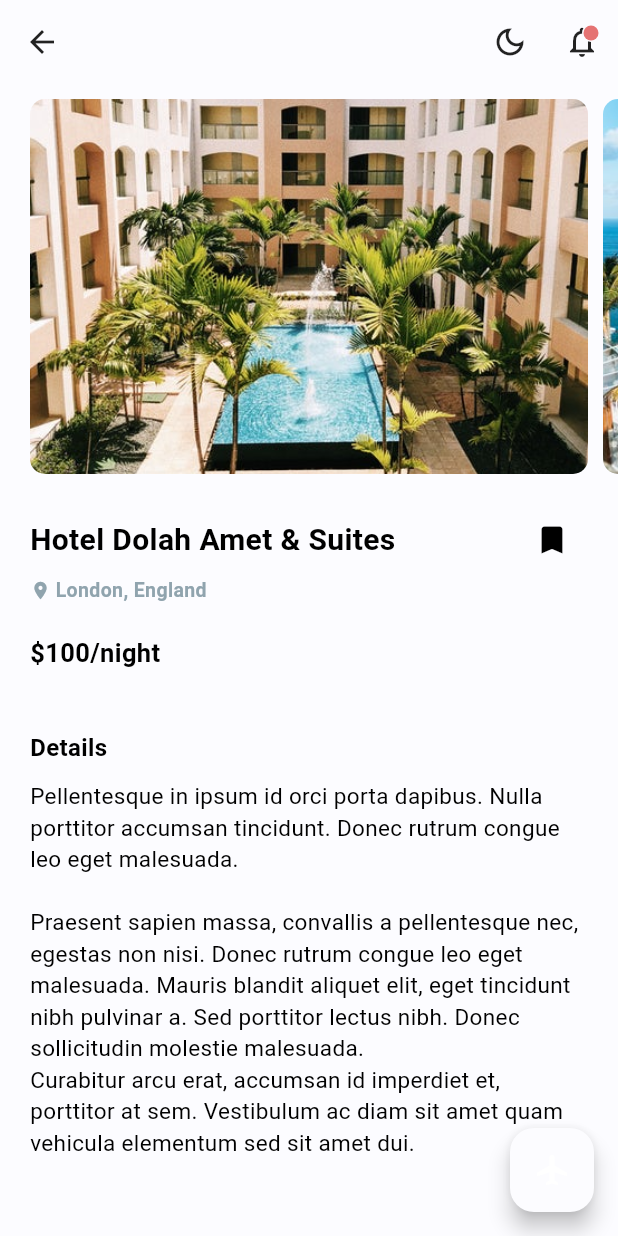
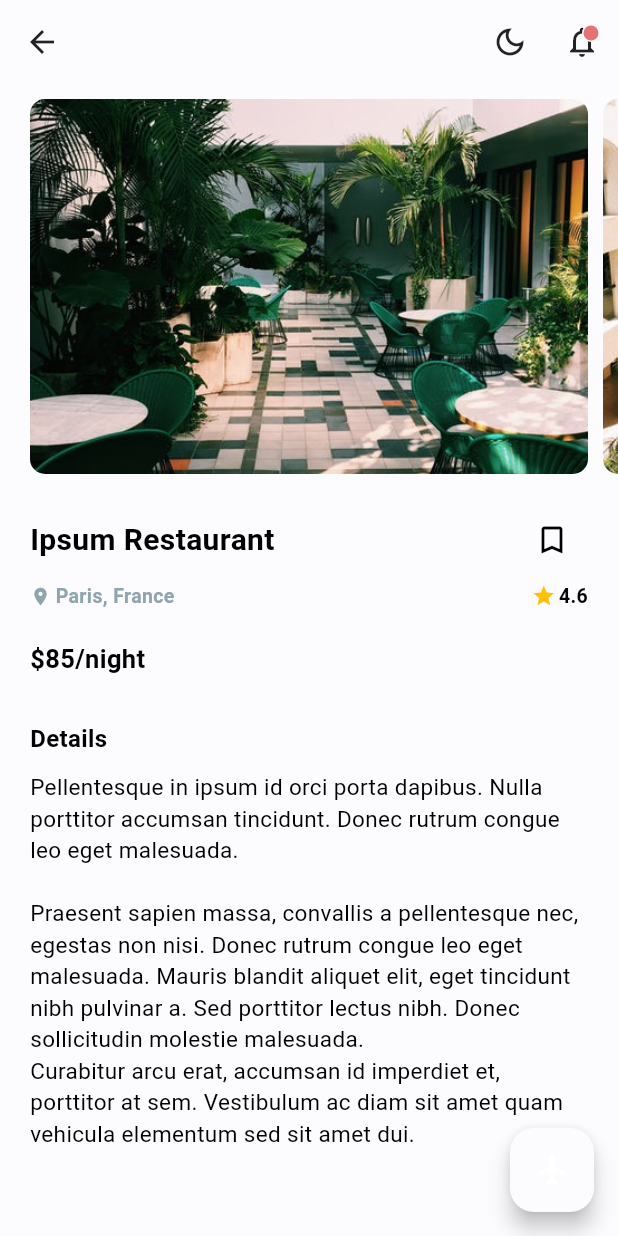
Before and after one commit to Noufel-sf/Flutter_Travel_app, a Flutter app: the screen it shows after launch, after a tap on "Ipsum Restaurant", on a phone screen of 412 x 824 dp. Run offline on Flutter 3.47's test engine with Material 3 defaults, Android fonts, the phone set to English and light mode, and no system bars.

Commit message:
adding dynamique real place details and smouth place page transition

```diff
--- /dev/null
+++ b/lib/models/place.dart
@@ -0,0 +1,76 @@
+class Place {
+  final String id;
+  final String name;
+  final String img;
+  final List<String> images;
+  final String price;
+  final String location;
+  final double rating;
+  final String details;
+
+  const Place({
+    required this.id,
+    required this.name,
+    required this.img,
+    this.images = const [],
+    required this.price,
+    required this.location,
+    this.rating = 4.5,
+    required this.details,
+  });
+
+  /// Factory constructor to deserialize from Map/JSON
+  factory Place.fromJson(Map<String, dynamic> json) {
+    return Place(
+      id: json['id'] as String? ??
+          DateTime.now().millisecondsSinceEpoch.toString(),
+      name: json['name'] as String? ?? '',
+      img: json['img'] as String? ?? '',
+      images: (json['images'] as List<dynamic>?)
+              ?.map((e) => e as String)
+              .toList() ??
+          (json['img'] != null ? [json['img'] as String] : const []),
+      price: json['price'] as String? ?? r'$0/night',
+      location: json['location'] as String? ?? '',
+      rating: (json['rating'] as num?)?.toDouble() ?? 4.5,
+      details: json['details'] as String? ?? '',
+    );
+  }
+
+  /// Serialize to Map/JSON
+  Map<String, dynamic> toJson() {
+    return {
+      'id': id,
+      'name': name,
+      'img': img,
+      'images': images,
+      'price': price,
+      'location': location,
+      'rating': rating,
+      'details': details,
+    };
+  }
+
+  /// CopyWith helper for immutability
+  Place copyWith({
+    String? id,
+    String? name,
+    String? img,
+    List<String>? images,
+    String? price,
+    String? location,
+    double? rating,
+    String? details,
+  }) {
+    return Place(
+      id: id ?? this.id,
+      name: name ?? this.name,
+      img: img ?? this.img,
+      images: images ?? this.images,
+      price: price ?? this.price,
+      location: location ?? this.location,
+      rating: rating ?? this.rating,
+      details: details ?? this.details,
+    );
+  }
+}
--- a/lib/screens/details.dart
+++ b/lib/screens/details.dart
@@ -1,19 +1,34 @@
 import 'package:flutter/material.dart';
+import 'package:flutter_travel_concept/models/place.dart';
 import 'package:flutter_travel_concept/util/const.dart';
-import 'package:flutter_travel_concept/util/places.dart';
 import 'package:flutter_travel_concept/widgets/icon_badge.dart';
 
-class Details extends StatelessWidget {
-  const Details({super.key});
+class Details extends StatefulWidget {
+  final Place place;
+  final String? heroTag;
+
+  const Details({
+    super.key,
+    required this.place,
+    this.heroTag,
+  });
+
+  @override
+  State<Details> createState() => _DetailsState();
+}
+
+class _DetailsState extends State<Details> {
+  bool _isBookmarked = false;
 
   @override
   Widget build(BuildContext context) {
+    final place = widget.place;
+    final images = place.images.isNotEmpty ? place.images : [place.img];
+
     return Scaffold(
       appBar: AppBar(
         leading: IconButton(
-          icon: const Icon(
-            Icons.arrow_back,
-          ),
+          icon: const Icon(Icons.arrow_back),
           onPressed: () => Navigator.pop(context),
         ),
         actions: <Widget>[
@@ -44,7 +59,7 @@ class Details extends StatelessWidget {
       body: ListView(
         children: <Widget>[
           const SizedBox(height: 10.0),
-          buildSlider(),
+          buildSlider(images),
           const SizedBox(height: 20),
           ListView(
             padding: const EdgeInsets.symmetric(horizontal: 20),
@@ -55,10 +70,9 @@ class Details extends StatelessWidget {
               Row(
                 mainAxisAlignment: MainAxisAlignment.spaceBetween,
                 children: <Widget>[
-                  Container(
-                    alignment: Alignment.centerLeft,
+                  Expanded(
                     child: Text(
-                      "${places[0]["name"]}",
+                      place.name,
                       style: const TextStyle(
                         fontWeight: FontWeight.w700,
                         fontSize: 20,
@@ -68,13 +82,30 @@ class Details extends StatelessWidget {
                     ),
                   ),
                   IconButton(
-                    icon: const Icon(
-                      Icons.bookmark,
+                    icon: Icon(
+                      _isBookmarked ? Icons.bookmark : Icons.bookmark_border,
+                      color: _isBookmarked ? Colors.amber[800] : null,
                     ),
-                    onPressed: () {},
+                    onPressed: () {
+                      setState(() {
+                        _isBookmarked = !_isBookmarked;
+                      });
+                      ScaffoldMessenger.of(context).hideCurrentSnackBar();
+                      ScaffoldMessenger.of(context).showSnackBar(
+                        SnackBar(
+                          duration: const Duration(seconds: 1),
+                          content: Text(
+                            _isBookmarked
+                                ? "${place.name} saved to bookmarks!"
+                                : "${place.name} removed from bookmarks.",
+                          ),
+                        ),
+                      );
+                    },
                   ),
                 ],
               ),
+              const SizedBox(height: 4),
               Row(
                 children: <Widget>[
                   Icon(
@@ -83,10 +114,9 @@ class Details extends StatelessWidget {
                     color: Colors.blueGrey[300],
                   ),
                   const SizedBox(width: 3),
-                  Container(
-                    alignment: Alignment.centerLeft,
+                  Expanded(
                     child: Text(
-                      "${places[0]["location"]}",
+                      place.location,
                       style: TextStyle(
                         fontWeight: FontWeight.bold,
                         fontSize: 13,
@@ -96,13 +126,26 @@ class Details extends StatelessWidget {
                       textAlign: TextAlign.left,
                     ),
                   ),
+                  Row(
+                    children: [
+                      const Icon(Icons.star, color: Colors.amber, size: 16),
+                      const SizedBox(width: 2),
+                      Text(
+                        "${place.rating}",
+                        style: const TextStyle(
+                          fontWeight: FontWeight.bold,
+                          fontSize: 13,
+                        ),
+                      ),
+                    ],
+                  ),
                 ],
               ),
               const SizedBox(height: 20),
               Container(
                 alignment: Alignment.centerLeft,
                 child: Text(
-                  "${places[0]["price"]}",
+                  place.price,
                   style: const TextStyle(
                     fontWeight: FontWeight.bold,
                     fontSize: 17,
@@ -111,7 +154,7 @@ class Details extends StatelessWidget {
                   textAlign: TextAlign.left,
                 ),
               ),
-              const SizedBox(height: 40),
+              const SizedBox(height: 30),
               Container(
                 alignment: Alignment.centerLeft,
                 child: const Text(
@@ -128,7 +171,7 @@ class Details extends StatelessWidget {
               Container(
                 alignment: Alignment.centerLeft,
                 child: Text(
-                  "${places[0]["details"]}",
+                  place.details,
                   style: const TextStyle(
                     fontWeight: FontWeight.normal,
                     fontSize: 15.0,
@@ -136,42 +179,21 @@ class Details extends StatelessWidget {
                   textAlign: TextAlign.left,
                 ),
               ),
-              const SizedBox(height: 10.0),
+              const SizedBox(height: 20.0),
             ],
           ),
         ],
       ),
       floatingActionButton: FloatingActionButton(
-        child: const Icon(
-          Icons.airplanemode_active,
-        ),
-        onPressed: () {},
-      ),
-    );
-  }
-
-  Widget buildSlider() {
-    return SizedBox(
-      height: 250.0,
-      child: ListView.builder(
-        padding: const EdgeInsets.only(left: 20),
-        scrollDirection: Axis.horizontal,
-        primary: false,
-        itemCount: places.length,
-        itemBuilder: (BuildContext context, int index) {
-          Map place = places[index];
-
-          return Padding(
-            padding: const EdgeInsets.only(right: 10.0),
-            child: ClipRRect(
-              borderRadius: BorderRadius.circular(10.0),
-              child: Builder(
-                builder: (context) => Image.asset(
-                  "${place["img"]}",
-                  height: 250.0,
-                  width: MediaQuery.of(context).size.width - 40.0,
-                  fit: BoxFit.cover,
-                ),
+        tooltip: "Book Trip",
+        child: const Icon(Icons.airplanemode_active),
+        onPressed: () {
+          ScaffoldMessenger.of(context).showSnackBar(
+            SnackBar(
+              content: Text("Booking started for ${place.name}!"),
+              action: SnackBarAction(
+                label: "CONFIRM",
+                onPressed: () {},
               ),
             ),
           );
@@ -179,4 +201,40 @@ class Details extends StatelessWidget {
       ),
     );
   }
+
+  Widget buildSlider(List<String> images) {
+    return SizedBox(
+      height: 250.0,
+      child: ListView.builder(
+        padding: const EdgeInsets.only(left: 20),
+        scrollDirection: Axis.horizontal,
+        primary: false,
+        itemCount: images.length,
+        itemBuilder: (BuildContext context, int index) {
+          final imgPath = images[index];
+          Widget imgWidget = Image.asset(
+            imgPath,
+            height: 250.0,
+            width: MediaQuery.of(context).size.width - 40.0,
+            fit: BoxFit.cover,
+          );
+
+          if (index == 0 && widget.heroTag != null) {
+            imgWidget = Hero(
+              tag: widget.heroTag!,
+              child: imgWidget,
+            );
+          }
+
+          return Padding(
+            padding: const EdgeInsets.only(right: 10.0),
+            child: ClipRRect(
+              borderRadius: BorderRadius.circular(10.0),
+              child: imgWidget,
+            ),
+          );
+        },
+      ),
+    );
+  }
 }
--- a/lib/screens/home.dart
+++ b/lib/screens/home.dart
@@ -71,7 +71,7 @@ class Home extends StatelessWidget {
         primary: false,
         itemCount: places.length,
         itemBuilder: (BuildContext context, int index) {
-          Map place = places.reversed.toList()[index];
+          final place = places.reversed.toList()[index];
           return HorizontalPlaceItem(place: place);
         },
       ),
@@ -87,7 +87,7 @@ class Home extends StatelessWidget {
         shrinkWrap: true,
         itemCount: places.length,
         itemBuilder: (BuildContext context, int index) {
-          Map place = places[index];
+          final place = places[index];
           return VerticalPlaceItem(place: place);
         },
       ),
--- a/lib/util/places.dart
+++ b/lib/util/places.dart
@@ -1,10 +1,15 @@
-List<Map<String, String>> places = [
-  {
-    "name": "Hotel Dolah Amet & Suites",
-    "img": "assets/1.jpeg",
-    "price": r"$100/night",
-    "location": "London, England",
-    "details": "Pellentesque in ipsum id orci porta dapibus. "
+import 'package:flutter_travel_concept/models/place.dart';
+
+final List<Place> places = [
+  const Place(
+    id: "1",
+    name: "Hotel Dolah Amet & Suites",
+    img: "assets/1.jpeg",
+    images: ["assets/1.jpeg", "assets/2.jpeg", "assets/3.jpeg"],
+    price: r"$100/night",
+    location: "London, England",
+    rating: 4.8,
+    details: "Pellentesque in ipsum id orci porta dapibus. "
         "Nulla porttitor accumsan tincidunt. Donec rutrum "
         "congue leo eget malesuada. "
         "\n\nPraesent sapien massa, convallis a pellentesque "
@@ -13,13 +18,16 @@ List<Map<String, String>> places = [
         "Sed porttitor lectus nibh. Donec sollicitudin molestie malesuada. "
         "\nCurabitur arcu erat, accumsan id imperdiet et, porttitor at sem. "
         "Vestibulum ac diam sit amet quam vehicula elementum sed sit amet dui.",
-  },
-  {
-    "name": "Beach Mauris Blandit",
-    "img": "assets/2.jpeg",
-    "price": r"$100/night",
-    "location": "Lisbon, Portugal",
-    "details": "Pellentesque in ipsum id orci porta dapibus. "
+  ),
+  const Place(
+    id: "2",
+    name: "Beach Mauris Blandit",
+    img: "assets/2.jpeg",
+    images: ["assets/2.jpeg", "assets/4.jpeg", "assets/5.jpeg"],
+    price: r"$120/night",
+    location: "Lisbon, Portugal",
+    rating: 4.7,
+    details: "Pellentesque in ipsum id orci porta dapibus. "
         "Nulla porttitor accumsan tincidunt. Donec rutrum "
         "congue leo eget malesuada. "
         "\nPraesent sapien massa, convallis a pellentesque "
@@ -28,13 +36,16 @@ List<Map<String, String>> places = [
         "Sed porttitor lectus nibh. Donec sollicitudin molestie malesuada. "
         "\nCurabitur arcu erat, accumsan id imperdiet et, porttitor at sem. "
         "Vestibulum ac diam sit amet quam vehicula elementum sed sit amet dui.",
-  },
-  {
-    "name": "Ipsum Restaurant",
-    "img": "assets/3.jpeg",
-    "price": r"$100/night",
-    "location": "Paris, France",
-    "details": "Pellentesque in ipsum id orci porta dapibus. "
+  ),
+  const Place(
+    id: "3",
+    name: "Ipsum Restaurant",
+    img: "assets/3.jpeg",
+    images: ["assets/3.jpeg", "assets/1.jpeg", "assets/2.jpeg"],
+    price: r"$85/night",
+    location: "Paris, France",
+    rating: 4.6,
+    details: "Pellentesque in ipsum id orci porta dapibus. "
         "Nulla porttitor accumsan tincidunt. Donec rutrum "
         "congue leo eget malesuada. "
         "\n\nPraesent sapien massa, convallis a pellentesque "
@@ -43,13 +54,16 @@ List<Map<String, String>> places = [
         "Sed porttitor lectus nibh. Donec sollicitudin molestie malesuada. "
         "\nCurabitur arcu erat, accumsan id imperdiet et, porttitor at sem. "
         "Vestibulum ac diam sit amet quam vehicula elementum sed sit amet dui.",
-  },
-  {
-    "name": "Curabitur Beach",
-    "img": "assets/4.jpeg",
-    "price": r"$100/night",
-    "location": "Rome, Italy",
-    "details": "Pellentesque in ipsum id orci porta dapibus. "
+  ),
+  const Place(
+    id: "4",
+    name: "Curabitur Beach",
+    img: "assets/4.jpeg",
+    images: ["assets/4.jpeg", "assets/5.jpeg", "assets/1.jpeg"],
+    price: r"$110/night",
+    location: "Rome, Italy",
+    rating: 4.9,
+    details: "Pellentesque in ipsum id orci porta dapibus. "
         "Nulla porttitor accumsan tincidunt. Donec rutrum "
         "congue leo eget malesuada. "
         "\nPraesent sapien massa, convallis a pellentesque "
@@ -58,13 +72,16 @@ List<Map<String, String>> places = [
         "Sed porttitor lectus nibh. Donec sollicitudin molestie malesuada. "
         "\nCurabitur arcu erat, accumsan id imperdiet et, porttitor at sem. "
         "Vestibulum ac diam sit amet quam vehicula elementum sed sit amet dui.",
-  },
-  {
-    "name": "Tincidunt Pool",
-    "img": "assets/5.jpeg",
-    "price": r"$100/night",
-    "location": "Madrid, Spain",
-    "details": "Pellentesque in ipsum id orci porta dapibus. "
+  ),
+  const Place(
+    id: "5",
+    name: "Tincidunt Pool",
+    img: "assets/5.jpeg",
+    images: ["assets/5.jpeg", "assets/2.jpeg", "assets/3.jpeg"],
+    price: r"$95/night",
+    location: "Madrid, Spain",
+    rating: 4.5,
+    details: "Pellentesque in ipsum id orci porta dapibus. "
         "Nulla porttitor accumsan tincidunt. Donec rutrum "
         "congue leo eget malesuada. "
         "\nPraesent sapien massa, convallis a pellentesque "
@@ -73,5 +90,5 @@ List<Map<String, String>> places = [
         "Sed porttitor lectus nibh. Donec sollicitudin molestie malesuada. "
         "\nCurabitur arcu erat, accumsan id imperdiet et, porttitor at sem. "
         "Vestibulum ac diam sit amet quam vehicula elementum sed sit amet dui.",
-  },
+  ),
 ];
--- a/lib/widgets/horizontal_place_item.dart
+++ b/lib/widgets/horizontal_place_item.dart
@@ -1,17 +1,21 @@
 import 'package:flutter/material.dart';
+import 'package:flutter_travel_concept/models/place.dart';
 
 import '../screens/details.dart';
 
 class HorizontalPlaceItem extends StatelessWidget {
-  final Map place;
+  final Place place;
 
   const HorizontalPlaceItem({super.key, required this.place});
 
   @override
   Widget build(BuildContext context) {
+    final heroTag = "horizontal_place_${place.id}";
+
     return Padding(
       padding: const EdgeInsets.only(right: 20.0),
       child: InkWell(
+        borderRadius: BorderRadius.circular(10),
         child: SizedBox(
           height: 250.0,
           width: 140.0,
@@ -19,18 +23,21 @@ class HorizontalPlaceItem extends StatelessWidget {
             children: <Widget>[
               ClipRRect(
                 borderRadius: BorderRadius.circular(10),
-                child: Image.asset(
-                  "${place["img"]}",
-                  height: 165.0,
-                  width: 140.0,
-                  fit: BoxFit.cover,
+                child: Hero(
+                  tag: heroTag,
+                  child: Image.asset(
+                    place.img,
+                    height: 165.0,
+                    width: 140.0,
+                    fit: BoxFit.cover,
+                  ),
                 ),
               ),
               const SizedBox(height: 7.0),
               Container(
                 alignment: Alignment.centerLeft,
                 child: Text(
-                  "${place["name"]}",
+                  place.name,
                   style: const TextStyle(
                     fontWeight: FontWeight.bold,
                     fontSize: 15.0,
@@ -43,7 +50,7 @@ class HorizontalPlaceItem extends StatelessWidget {
               Container(
                 alignment: Alignment.centerLeft,
                 child: Text(
-                  "${place["location"]}",
+                  place.location,
                   style: TextStyle(
                     fontWeight: FontWeight.bold,
                     fontSize: 13.0,
@@ -60,7 +67,7 @@ class HorizontalPlaceItem extends StatelessWidget {
           Navigator.of(context).push(
             MaterialPageRoute(
               builder: (BuildContext context) {
-                return Details();
+                return Details(place: place, heroTag: heroTag);
               },
             ),
           );
--- a/lib/widgets/vertical_place_item.dart
+++ b/lib/widgets/vertical_place_item.dart
@@ -1,28 +1,35 @@
 import 'package:flutter/material.dart';
+import 'package:flutter_travel_concept/models/place.dart';
 
 import '../screens/details.dart';
 
 class VerticalPlaceItem extends StatelessWidget {
-  final Map place;
+  final Place place;
 
   const VerticalPlaceItem({super.key, required this.place});
 
   @override
   Widget build(BuildContext context) {
+    final heroTag = "vertical_place_${place.id}";
+
     return Padding(
       padding: const EdgeInsets.only(bottom: 15.0),
       child: InkWell(
+        borderRadius: BorderRadius.circular(5),
         child: SizedBox(
           height: 70.0,
           child: Row(
             children: <Widget>[
               ClipRRect(
                 borderRadius: BorderRadius.circular(5),
-                child: Image.asset(
-                  "${place["img"]}",
-                  height: 70.0,
-                  width: 70.0,
-                  fit: BoxFit.cover,
+                child: Hero(
+                  tag: heroTag,
+                  child: Image.asset(
+                    place.img,
+                    height: 70.0,
+                    width: 70.0,
+                    fit: BoxFit.cover,
+                  ),
                 ),
               ),
               const SizedBox(width: 15.0),
@@ -37,7 +44,7 @@ class VerticalPlaceItem extends StatelessWidget {
                     Container(
                       alignment: Alignment.centerLeft,
                       child: Text(
-                        "${place["name"]}",
+                        place.name,
                         style: const TextStyle(
                           fontWeight: FontWeight.w700,
                           fontSize: 14.0,
@@ -58,7 +65,7 @@ class VerticalPlaceItem extends StatelessWidget {
                         Container(
                           alignment: Alignment.centerLeft,
                           child: Text(
-                            "${place["location"]}",
+                            place.location,
                             style: TextStyle(
                               fontWeight: FontWeight.bold,
                               fontSize: 13.0,
@@ -74,7 +81,7 @@ class VerticalPlaceItem extends StatelessWidget {
                     Container(
                       alignment: Alignment.centerLeft,
                       child: Text(
-                        "${place["price"]}",
+                        place.price,
                         style: const TextStyle(
                           fontWeight: FontWeight.bold,
                           fontSize: 16.0,
@@ -93,7 +100,7 @@ class VerticalPlaceItem extends StatelessWidget {
           Navigator.of(context).push(
             MaterialPageRoute(
               builder: (BuildContext context) {
-                return Details();
+                return Details(place: place, heroTag: heroTag);
               },
             ),
           );
```
Also changed, not shown: 1 other file.
